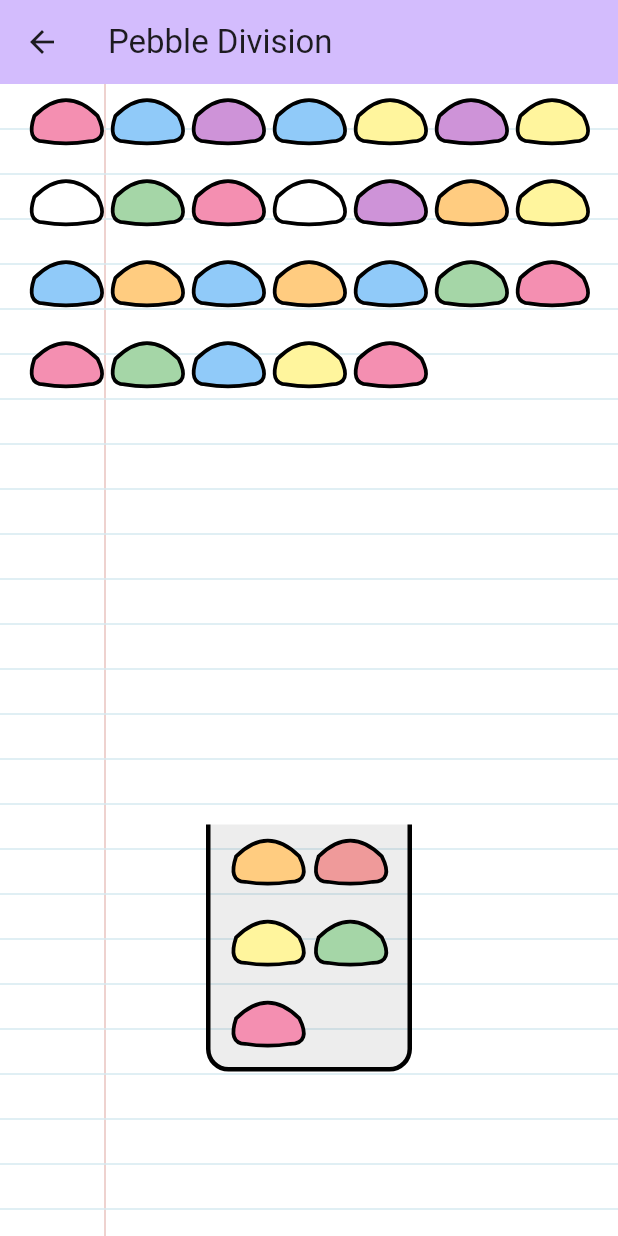
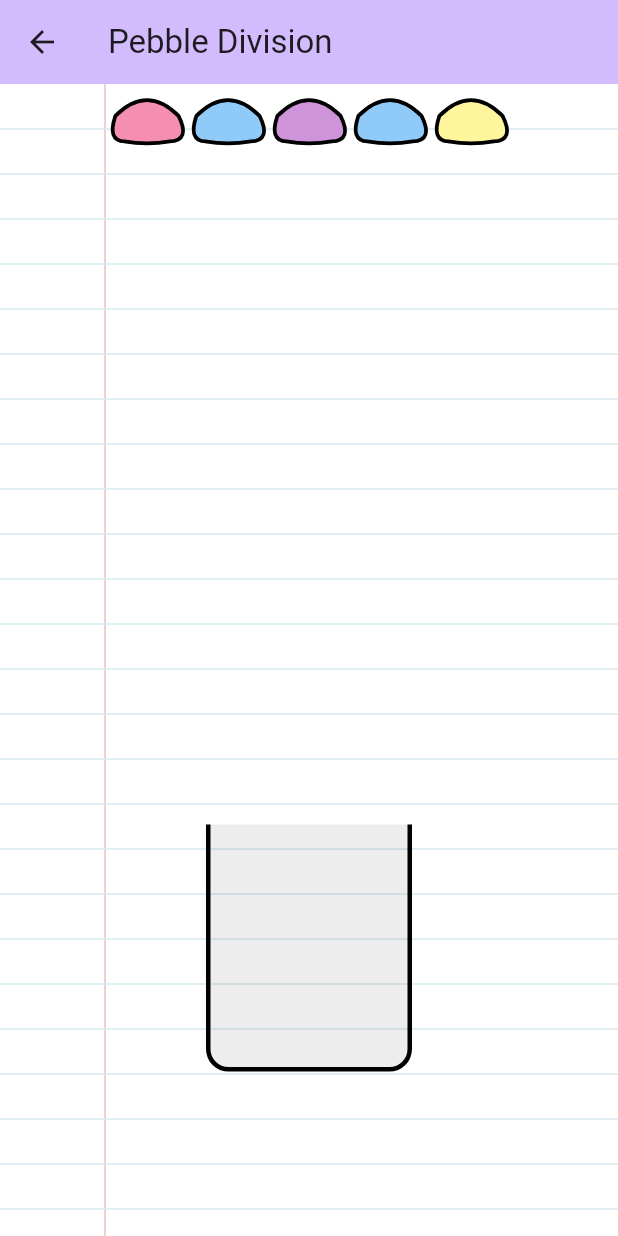
Before and after one commit to KulikovDO/OneTutor.Arithmetic, a Flutter app: the PebbleDivisionScreen screen opened directly, on a phone screen of 412 x 824 dp. Run offline on Flutter 3.47's test engine with Material 3 defaults, Android fonts, the phone set to English and light mode, and no system bars; our stand-ins replace confetti, dotted_border, flutter_tts, google_fonts, shared_preferences; missing offline and left inert: flutter_soloud; accounts and stored records are empty.

Commit message:
drab pebbles from source

```diff
--- a/lib/screens/pebble_division_screen/pebble_division_screen.dart
+++ b/lib/screens/pebble_division_screen/pebble_division_screen.dart
@@ -2,6 +2,7 @@ import 'package:flutter/material.dart';
 import 'package:flutter_tts/flutter_tts.dart';
 import 'package:one_tutor_arithmetic/screens/pebble_division_screen/widgets/draggable_pebble.dart';
 import 'package:one_tutor_arithmetic/screens/pebble_division_screen/widgets/droppable_bucket.dart';
+import 'package:one_tutor_arithmetic/screens/pebble_division_screen/widgets/pebble.dart';
 // import 'package:one_tutor_arithmetic/screens/days_of_week_screen/models/days_of_week_task.dart';
 // import 'package:one_tutor_arithmetic/screens/days_of_week_screen/models/widgets/tappable_text_container.dart';
 // import 'package:one_tutor_arithmetic/screens/final_screen.dart';
@@ -27,6 +28,17 @@ class PebbleDivisionScreen extends StatefulWidget {
 
 
 class _PebbleDivisionScreenState extends State<PebbleDivisionScreen> {
+
+  List<GlobalKey<DraggablePebbleState>> draggableKeys = [];
+  List<DraggablePebble> draggablePebbles = [];
+
+  handleOnAccepted(DraggablePebble draggablePebble){
+
+    setState(() {
+      draggablePebbles.remove(draggablePebble);
+    });
+
+  }
 
   // Future<void> speak(String text) async {
 
@@ -114,6 +126,17 @@ class _PebbleDivisionScreenState extends State<PebbleDivisionScreen> {
   initState() {
 
     super.initState();
+
+    for(int i = 0; i < 5; i++){
+      draggableKeys.add(GlobalKey());
+    }
+
+    draggablePebbles = List.generate(/*_numbers.length*/5,(index) =>
+      DraggablePebble(key: draggableKeys[index], onDragCompleted: handleDragCompleted,)
+    );
+
+
+
     // task = PebbleDivisionScreenTask.create();
 
     // asyncInitState();
@@ -175,34 +198,7 @@ class _PebbleDivisionScreenState extends State<PebbleDivisionScreen> {
                       child: Wrap(
                         spacing: 0,
                         runSpacing: 0,
-                        children: [
-                          DraggablePebble(onDragCompleted: handleDragCompleted,),
-                          DraggablePebble(onDragCompleted: handleDragCompleted,),
-                          DraggablePebble(onDragCompleted: handleDragCompleted,),
-                          DraggablePebble(onDragCompleted: handleDragCompleted,),
-                          DraggablePebble(onDragCompleted: handleDragCompleted,),
-                          DraggablePebble(onDragCompleted: handleDragCompleted,),
-                          DraggablePebble(onDragCompleted: handleDragCompleted,),
-                          DraggablePebble(onDragCompleted: handleDragCompleted,),
-                          DraggablePebble(onDragCompleted: handleDragCompleted,),
-                          DraggablePebble(onDragCompleted: handleDragCompleted,),
-                          DraggablePebble(onDragCompleted: handleDragCompleted,),
-                          DraggablePebble(onDragCompleted: handleDragCompleted,),
-                          DraggablePebble(onDragCompleted: handleDragCompleted,),
-                          DraggablePebble(onDragCompleted: handleDragCompleted,),
-                          DraggablePebble(onDragCompleted: handleDragCompleted,),
-                          DraggablePebble(onDragCompleted: handleDragCompleted,),
-                          DraggablePebble(onDragCompleted: handleDragCompleted,),
-                          DraggablePebble(onDragCompleted: handleDragCompleted,),
-                          DraggablePebble(onDragCompleted: handleDragCompleted,),
-                          DraggablePebble(onDragCompleted: handleDragCompleted,),
-                          DraggablePebble(onDragCompleted: handleDragCompleted,),
-                          DraggablePebble(onDragCompleted: handleDragCompleted,),
-                          DraggablePebble(onDragCompleted: handleDragCompleted,),
-                          DraggablePebble(onDragCompleted: handleDragCompleted,),
-                          DraggablePebble(onDragCompleted: handleDragCompleted,),
-                          DraggablePebble(onDragCompleted: handleDragCompleted,),
-                        ],
+                        children: draggablePebbles,
                       ),
 
                 ),
@@ -215,7 +211,7 @@ class _PebbleDivisionScreenState extends State<PebbleDivisionScreen> {
                         spacing: 10,
                         runSpacing: 10,
                         children: [
-                          DroppableBucket(),
+                          DroppableBucket(onAccepted: handleOnAccepted),
                         ],
                       ),
                     )
--- a/lib/screens/pebble_division_screen/widgets/bucket.dart
+++ b/lib/screens/pebble_division_screen/widgets/bucket.dart
@@ -1,14 +1,13 @@
 import 'package:flutter/material.dart';
-import 'package:one_tutor_arithmetic/screens/pebble_division_screen/data/pebble_colors.dart';
 import 'package:one_tutor_arithmetic/screens/pebble_division_screen/widgets/pebble.dart';
 
 class Bucket extends StatefulWidget {
 
-  final List<int> colors;
+  final List<Pebble> pebbles;
 
   const Bucket({
     super.key,
-    required this.colors,
+    required this.pebbles,
   });
 
   @override
@@ -17,17 +16,9 @@ class Bucket extends StatefulWidget {
 
 class _BucketState extends State<Bucket> {
 
-  List<Widget> pebbles = [];
-
   @override
   void initState() {
     super.initState();
-    for(int colorIndex in widget.colors){
-
-      pebbles.add(Pebble(color: pebbleColors[colorIndex]));
-    }
-
-
   }
 
   @override
@@ -63,7 +54,7 @@ class _BucketState extends State<Bucket> {
         child: Wrap(
           spacing: 1,
           runSpacing: 0,
-          children: pebbles,
+          children: widget.pebbles,
         ),
       ),
     );
--- a/lib/screens/pebble_division_screen/widgets/draggable_pebble.dart
+++ b/lib/screens/pebble_division_screen/widgets/draggable_pebble.dart
@@ -14,10 +14,10 @@ class DraggablePebble extends StatefulWidget {
   const DraggablePebble({ super.key, required this.onDragCompleted, });
 
   @override
-  State<DraggablePebble> createState() => _DraggablePebbleState();
+  State<DraggablePebble> createState() => DraggablePebbleState();
 }
 
-class _DraggablePebbleState extends State<DraggablePebble> {
+class DraggablePebbleState extends State<DraggablePebble> {
 
   int colorIndex = 0;
   late Pebble pebble;
@@ -36,12 +36,12 @@ class _DraggablePebbleState extends State<DraggablePebble> {
   Widget build(BuildContext context) {
 
     return
-      Draggable<int>(
-        data: colorIndex,
+      Draggable<DraggablePebble>(
+        data: widget,
         feedback: pebble,
         childWhenDragging: const SizedBox(width: 0, height: 0),
         onDragCompleted: (){
-          widget.onDragCompleted(key);
+          widget.onDragCompleted(widget.key);
         },
         child: pebble,
       );
--- a/lib/screens/pebble_division_screen/widgets/droppable_bucket.dart
+++ b/lib/screens/pebble_division_screen/widgets/droppable_bucket.dart
@@ -1,10 +1,15 @@
 import 'package:flutter/material.dart';
 import 'package:one_tutor_arithmetic/screens/pebble_division_screen/widgets/bucket.dart';
+import 'package:one_tutor_arithmetic/screens/pebble_division_screen/widgets/draggable_pebble.dart';
+import 'package:one_tutor_arithmetic/screens/pebble_division_screen/widgets/pebble.dart';
 
 class DroppableBucket extends StatefulWidget {
 
+  final Function onAccepted;
+
   const DroppableBucket({
-    super.key
+    super.key,
+    required this.onAccepted,
   });
 
   @override
@@ -13,13 +18,15 @@ class DroppableBucket extends StatefulWidget {
 
 class _DroppableBucketState extends State<DroppableBucket> {
 
-  List<int> colors = [0, 1, 2, 3, 4];
+  List<Pebble> pebbles = [];
 
-  handleOnAccepted(int colorIndex){
+  handleOnAccepted(DraggablePebble draggablePebble){
 
-    setState(() {
-      colors.add(colorIndex);
-    });
+    widget.onAccepted(draggablePebble);
+
+    // setState(() {
+    //   // pebbles.add(pebble);
+    // });
 
   }
 
@@ -31,13 +38,13 @@ class _DroppableBucketState extends State<DroppableBucket> {
   @override
   Widget build(BuildContext context) {
     return
-      DragTarget<int>(
+      DragTarget<DraggablePebble>(
         builder: (
           BuildContext context,
           List<dynamic> accepted,
           List<dynamic> rejected,
         ) {
-          return Bucket(colors: colors);
+          return Bucket(pebbles: pebbles);
         },
         onAcceptWithDetails: (DragTargetDetails details) {
           // widget.onAccepted(details.data);
```
